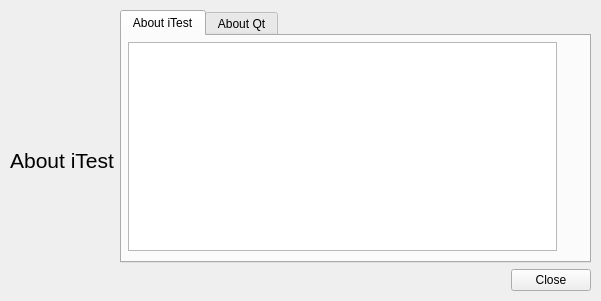
First picture: the form in iTestServer/about_widget_v2.ui, repository DmitryGoldobin/iTest_Qt-4.8, before the edit.
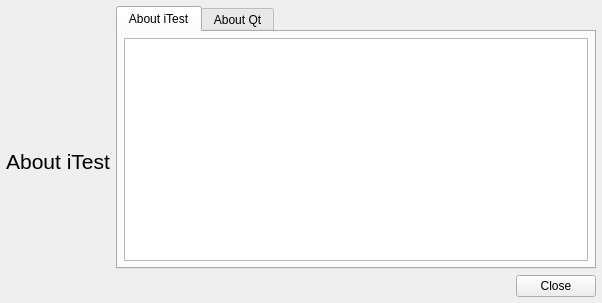
Second picture: the form after the edit. Icons and pictures are not drawn.

What changed in the file:
```diff
--- a/iTestServer/about_widget_v2.ui
+++ b/iTestServer/about_widget_v2.ui
@@ -5,8 +5,8 @@
    <rect>
     <x>0</x>
     <y>0</y>
-    <width>601</width>
-    <height>301</height>
+    <width>602</width>
+    <height>303</height>
    </rect>
   </property>
   <property name="windowTitle" >
@@ -15,32 +15,17 @@
   <property name="windowIcon" >
    <iconset resource="resources.qrc" >:/images/images/contents.png</iconset>
   </property>
-  <widget class="QWidget" name="gridLayout" >
-   <property name="geometry" >
-    <rect>
-     <x>0</x>
-     <y>0</y>
-     <width>601</width>
-     <height>301</height>
-    </rect>
-   </property>
    <layout class="QGridLayout" >
     <property name="leftMargin" >
-     <number>10</number>
+    <number>6</number>
     </property>
     <property name="topMargin" >
-     <number>10</number>
+    <number>6</number>
     </property>
     <property name="rightMargin" >
-     <number>10</number>
+    <number>6</number>
     </property>
     <property name="bottomMargin" >
-     <number>10</number>
-    </property>
-    <property name="horizontalSpacing" >
-     <number>6</number>
-    </property>
-    <property name="verticalSpacing" >
      <number>6</number>
     </property>
     <item row="0" column="0" >
@@ -145,15 +130,6 @@
          <attribute name="icon" >
           <iconset resource="resources.qrc" >:/images/images/itest.png</iconset>
          </attribute>
-         <widget class="QWidget" name="aboutGridLayout" >
-          <property name="geometry" >
-           <rect>
-            <x>0</x>
-            <y>0</y>
-            <width>441</width>
-            <height>221</height>
-           </rect>
-          </property>
           <layout class="QGridLayout" >
            <property name="leftMargin" >
             <number>6</number>
@@ -167,18 +143,11 @@
            <property name="bottomMargin" >
             <number>6</number>
            </property>
-           <property name="horizontalSpacing" >
-            <number>6</number>
-           </property>
-           <property name="verticalSpacing" >
-            <number>6</number>
-           </property>
            <item row="0" column="0" >
             <widget class="QTextBrowser" name="aboutTextBrowser" />
            </item>
           </layout>
          </widget>
-        </widget>
         <widget class="QWidget" name="aboutQtTab" >
          <attribute name="title" >
           <string>About Qt</string>
@@ -186,15 +155,6 @@
          <attribute name="icon" >
           <iconset resource="resources.qrc" >:/images/images/qt4.png</iconset>
          </attribute>
-         <widget class="QWidget" name="aboutQtGridLayout" >
-          <property name="geometry" >
-           <rect>
-            <x>0</x>
-            <y>0</y>
-            <width>441</width>
-            <height>221</height>
-           </rect>
-          </property>
           <layout class="QGridLayout" >
            <property name="leftMargin" >
             <number>6</number>
@@ -208,19 +168,12 @@
            <property name="bottomMargin" >
             <number>6</number>
            </property>
-           <property name="horizontalSpacing" >
-            <number>6</number>
-           </property>
-           <property name="verticalSpacing" >
-            <number>6</number>
-           </property>
            <item row="0" column="0" >
             <widget class="QTextBrowser" name="aboutQtTextBrowser" />
            </item>
           </layout>
          </widget>
         </widget>
-       </widget>
       </item>
       <item>
        <layout class="QHBoxLayout" >
@@ -260,6 +213,12 @@
           <property name="icon" >
            <iconset resource="resources.qrc" >:/images/images/fileclose.png</iconset>
           </property>
+         <property name="iconSize" >
+          <size>
+           <width>16</width>
+           <height>16</height>
+          </size>
+         </property>
          </widget>
         </item>
        </layout>
@@ -267,7 +226,6 @@
      </layout>
     </item>
    </layout>
-  </widget>
  </widget>
  <resources>
   <include location="resources.qrc" />
```
Lines whose indentation alone changed are shown as unchanged.
